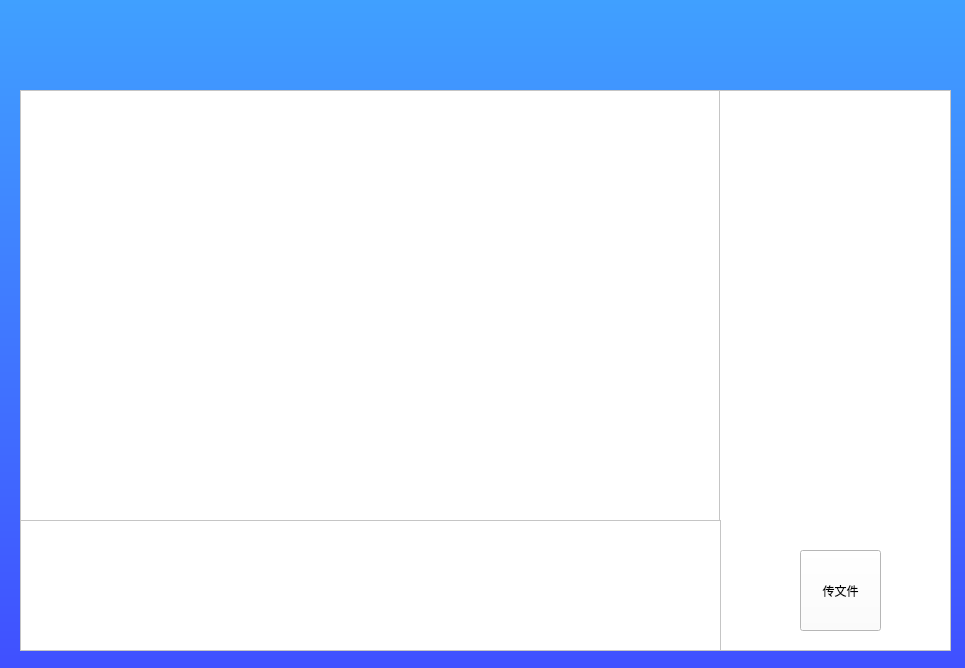
The window that chatform.ui (hellightning/QTencentClient) describes before a commit, drawn with Qt 5.
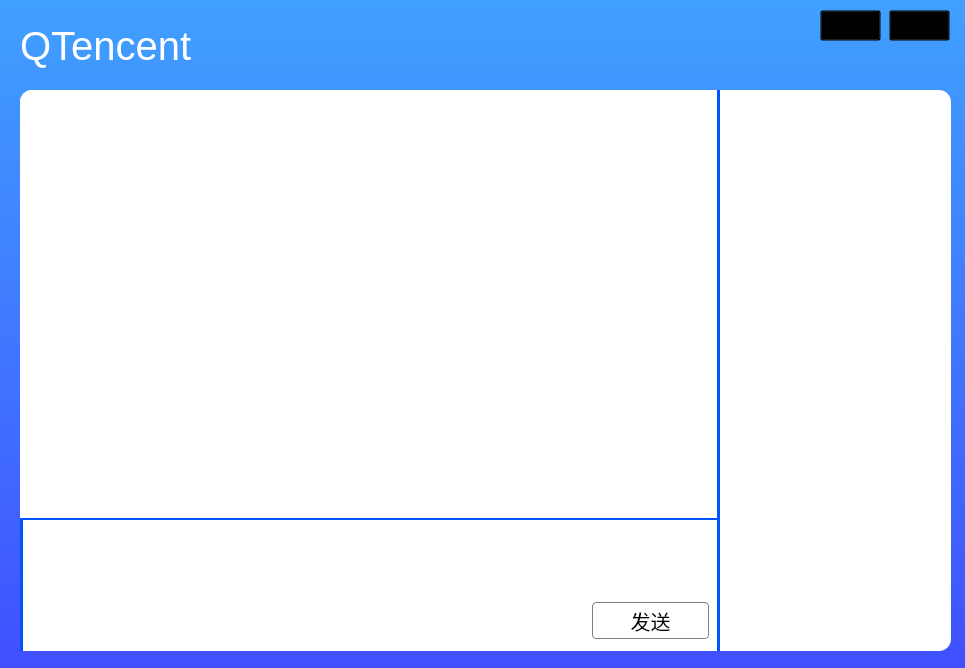
The same window after the commit. Icons and pictures are not drawn.

Commit message:
fix UI: chatform和friendList界面更新
1. chatform的界面remake
2. friendList的界面完善

Diff of the .ui file:
```diff
--- a/chatform.ui
+++ b/chatform.ui
@@ -26,7 +26,8 @@
     </rect>
    </property>
    <property name="styleSheet">
-    <string notr="true">background-color: white;</string>
+    <string notr="true">background-color: white;
+border-radius: 12px;</string>
    </property>
    <property name="frameShape">
     <enum>QFrame::StyledPanel</enum>
@@ -43,26 +44,68 @@
       <height>431</height>
      </rect>
     </property>
+    <property name="styleSheet">
+     <string notr="true">border: 3px solid rgb(0, 85, 255);
+border-left: 0px;
+border-top: 0px;
+border-bottom-left-radius: 0;
+border-bottom-right-radius: 0;
+border-top-right-radius: 0;</string>
+    </property>
    </widget>
    <widget class="QTextEdit" name="typeBoard">
     <property name="geometry">
      <rect>
       <x>0</x>
       <y>430</y>
-      <width>701</width>
+      <width>700</width>
       <height>131</height>
      </rect>
     </property>
+    <property name="styleSheet">
+     <string notr="true">border: 3px solid rgb(0, 85, 255);
+border-top: 1.5px;
+border-bottom: 0px;
+border-bottom-left-radius: 0;
+border-bottom-right-radius: 0;
+border-top-right-radius: 0;
+border-top-left-radius: 0;</string>
+    </property>
    </widget>
    <widget class="QPushButton" name="sendMessageButton">
     <property name="geometry">
      <rect>
-      <x>600</x>
-      <y>580</y>
-      <width>91</width>
-      <height>31</height>
+      <x>570</x>
+      <y>510</y>
+      <width>121</width>
+      <height>41</height>
      </rect>
     </property>
+    <property name="font">
+     <font>
+      <pointsize>15</pointsize>
+     </font>
+    </property>
+    <property name="styleSheet">
+     <string notr="true">QPushButton {
+    margin: 2px;
+	border-radius: 4px;
+    border: 1px solid gray;
+    background-color: white;
+}
+
+QPushButton:hover {
+    background-color: rgb(236, 245, 255);
+    border: 1px solid rgb(64, 158, 255);
+    color: rgb(64, 158, 255);
+}
+
+QPushButton:pressed {
+    background-color: rgb(236, 245, 255);
+    border: 1px solid rgb(64, 100, 255);
+    color: rgb(64, 100, 255);
+}</string>
+    </property>
     <property name="text">
      <string>发送</string>
     </property>
@@ -70,19 +113,111 @@
    <widget class="QPushButton" name="sendFileBtn">
     <property name="geometry">
      <rect>
-      <x>780</x>
-      <y>460</y>
-      <width>81</width>
-      <height>81</height>
+      <x>730</x>
+      <y>450</y>
+      <width>100</width>
+      <height>100</height>
      </rect>
     </property>
     <property name="styleSheet">
-     <string notr="true">border-image: url(:/images/images/file.png);</string>
+     <string notr="true">QPushButton{
+    margin-bottom: -14px;
+    border-image: url(:/images/images/file.png);
+}
+
+QPushButton:hover {
+     
+	border-image: url(:/images/images/file_press.png);
+}</string>
     </property>
     <property name="text">
-     <string>传文件</string>
+     <string/>
     </property>
    </widget>
+   <widget class="QLabel" name="IconLabel">
+    <property name="geometry">
+     <rect>
+      <x>720</x>
+      <y>30</y>
+      <width>181</width>
+      <height>101</height>
+     </rect>
+    </property>
+    <property name="styleSheet">
+     <string notr="true">border-image: url(:/images/images/qt.png);
+margin-left: -40px;
+margin-right: -20px;
+margin-top: -8px;
+margin-bottom: -6px;</string>
+    </property>
+    <property name="text">
+     <string/>
+    </property>
+   </widget>
+  </widget>
+  <widget class="QLabel" name="TencentName">
+   <property name="geometry">
+    <rect>
+     <x>20</x>
+     <y>10</y>
+     <width>191</width>
+     <height>71</height>
+    </rect>
+   </property>
+   <property name="styleSheet">
+    <string notr="true">color: white;
+background-color: rgba(0,0,0,0);
+font-size:40px;</string>
+   </property>
+   <property name="text">
+    <string>QTencent</string>
+   </property>
+  </widget>
+  <widget class="QPushButton" name="CloseButton">
+   <property name="geometry">
+    <rect>
+     <x>889</x>
+     <y>10</y>
+     <width>61</width>
+     <height>31</height>
+    </rect>
+   </property>
+   <property name="styleSheet">
+    <string notr="true">QPushButton {
+	border-image: url(:/images/images/close.png);
+	background-color: rgba(0,0,0,0);
+}
+
+QPushButton:hover {
+    background-color: qlineargradient(spread:pad, x1:0, y1:0, x2:0, y2:1, stop:0 rgba(255, 0, 0, 255), stop:1 rgba(255, 106, 0, 255));
+}</string>
+   </property>
+   <property name="text">
+    <string/>
+   </property>
+  </widget>
+  <widget class="QPushButton" name="SmallButton">
+   <property name="geometry">
+    <rect>
+     <x>820</x>
+     <y>10</y>
+     <width>61</width>
+     <height>31</height>
+    </rect>
+   </property>
+   <property name="styleSheet">
+    <string notr="true">QPushButton {
+	border-image: url(:/images/images/minimize.png);
+background-color: rgba(0,0,0,0);
+}
+
+QPushButton:hover {
+    background-color: qlineargradient(spread:pad, x1:0, y1:0, x2:0, y2:1, stop:0 rgba(200, 200, 200, 150), stop:1 rgba(220, 220, 220, 150));
+}</string>
+   </property>
+   <property name="text">
+    <string/>
+   </property>
   </widget>
  </widget>
  <resources/>
```
The commit also changes 6 other files.
